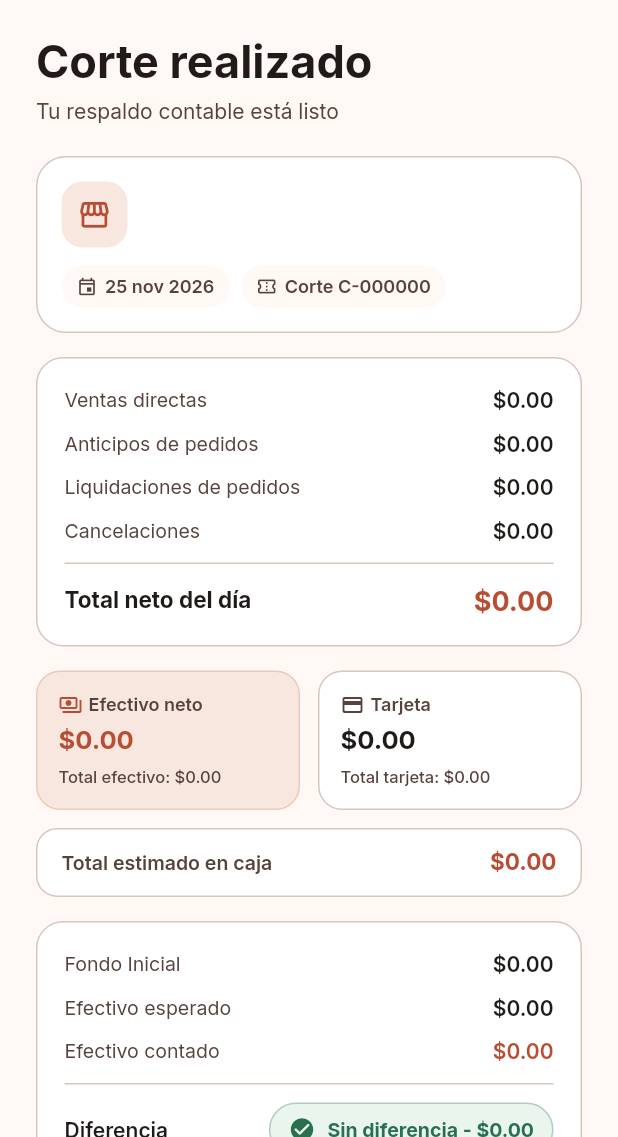
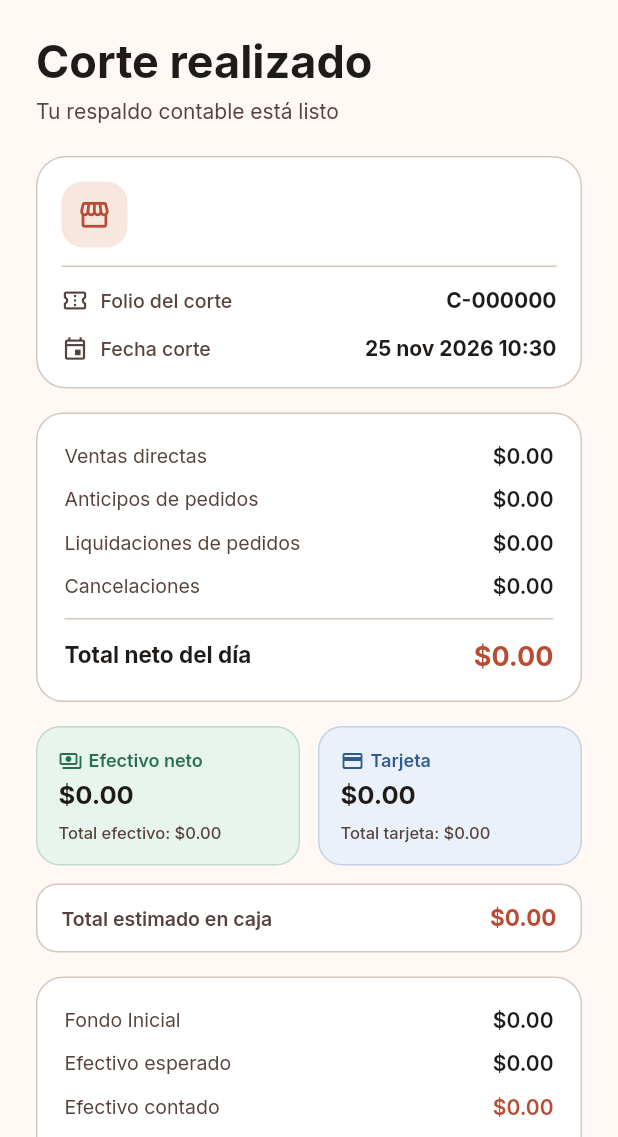
Before and after one commit to Punto-de-Venta-Ceramica/Frontend-Punto-de-Venta, a Flutter app: the CorteRealizadoPage screen opened directly with empty values, on a phone screen of 412 x 824 dp, the part 99-1236 px from its top. Run offline on Flutter 3.47's test engine with Material 3 defaults, Android fonts, the phone set to English and light mode, and no system bars; drawn by our look-alikes of toastification; our stand-ins replace cached_network_image, dropdown_search, flutter_cache_manager, flutter_image_compress, flutter_secure_storage, flutter_svg and 3 more; missing offline and left inert: app_badge_plus, file_saver, file_selector, print_bluetooth_thermal; accounts and stored records are empty.

Commit message:
feat: renueva la tarjeta del corte realizado y unifica colores de efectivo y tarjeta
La tarjeta muestra negocio, sucursal, folio, responsable y fecha con hora con etiquetas claras. Las tarjetas de efectivo y tarjeta usan verde y azul como el resto del corte y los reportes.

```diff
--- a/lib/features/corte_caja/infrastructure/adapters/inbound/flutter/corte_caja_widgets.dart
+++ b/lib/features/corte_caja/infrastructure/adapters/inbound/flutter/corte_caja_widgets.dart
@@ -341,25 +341,64 @@ class SucursalCorteCard extends StatelessWidget {
           ],
         ),
         const SizedBox(height: 12),
-        Wrap(
-          spacing: 8,
-          runSpacing: 8,
-          children: [
-            CortePastilla(
-              icono: Icons.event_outlined,
-              texto: formatFecha(fecha),
+        const Divider(height: 1, color: BarroTheme.border),
+        if (folioCorte != null)
+          _DatoCorte(
+            icono: Icons.confirmation_number_outlined,
+            etiqueta: 'Folio del corte',
+            valor: folioCorte!,
           ),
         if (usuarioNombre != null && usuarioNombre!.isNotEmpty)
-              CortePastilla(
+          _DatoCorte(
             icono: Icons.person_outline_rounded,
-                texto: usuarioNombre!,
+            etiqueta: 'Responsable',
+            valor: usuarioNombre!,
           ),
-            if (folioCorte != null)
-              CortePastilla(
-                icono: Icons.confirmation_number_outlined,
-                texto: 'Corte $folioCorte',
+        _DatoCorte(
+          icono: Icons.event_outlined,
+          etiqueta: 'Fecha corte',
+          valor: formatFechaHora(fecha),
         ),
       ],
+    ),
+  );
+}
+
+/// Fila "icono · etiqueta ........ valor" de la tarjeta del corte.
+class _DatoCorte extends StatelessWidget {
+  const _DatoCorte({
+    required this.icono,
+    required this.etiqueta,
+    required this.valor,
+  });
+
+  final IconData icono;
+  final String etiqueta;
+  final String valor;
+
+  @override
+  Widget build(BuildContext context) => Padding(
+    padding: const EdgeInsets.only(top: 12),
+    child: Row(
+      children: [
+        Icon(icono, size: 18, color: BarroTheme.secondary),
+        const SizedBox(width: 8),
+        Text(
+          etiqueta,
+          style: BarroTheme.type(
+            13,
+            18,
+            weight: FontWeight.w500,
+            color: BarroTheme.secondary,
+          ),
+        ),
+        const SizedBox(width: 12),
+        Expanded(
+          child: Text(
+            valor,
+            textAlign: TextAlign.end,
+            style: BarroTheme.type(14, 20, weight: FontWeight.w700),
+          ),
         ),
       ],
     ),
--- a/lib/features/corte_caja/infrastructure/adapters/inbound/flutter/corte_realizado_page.dart
+++ b/lib/features/corte_caja/infrastructure/adapters/inbound/flutter/corte_realizado_page.dart
@@ -120,114 +120,26 @@ class CorteRealizadoPage extends StatelessWidget {
                   Row(
                     children: [
                       Expanded(
-                        child: Container(
-                          padding: const EdgeInsets.all(14),
-                          decoration: BoxDecoration(
-                            color: corteSuave,
-                            borderRadius: BorderRadius.circular(16),
-                            border: Border.all(
-                              color: BarroTheme.primary.withValues(alpha: 0.2),
-                            ),
-                          ),
-                          child: Column(
-                            crossAxisAlignment: CrossAxisAlignment.start,
-                            children: [
-                              Row(
-                                children: [
-                                  const Icon(
-                                    Icons.payments_outlined,
-                                    size: 16,
-                                    color: BarroTheme.primary,
-                                  ),
-                                  const SizedBox(width: 4),
-                                  Text(
-                                    'Efectivo neto',
-                                    style: BarroTheme.type(
-                                      12,
-                                      16,
-                                      weight: FontWeight.w600,
-                                      color: BarroTheme.secondary,
-                                    ),
-                                  ),
-                                ],
-                              ),
-                              const SizedBox(height: 4),
-                              Text(
-                                formatDinero(corte.ventasEfectivo.subtotalNeto),
-                                style: BarroTheme.type(
-                                  17,
-                                  22,
-                                  weight: FontWeight.w700,
-                                  color: BarroTheme.primary,
-                                ),
-                              ),
-                              const SizedBox(height: 6),
-                              Text(
-                                'Total efectivo: ${formatDinero(corte.totalEfectivo)}',
-                                style: BarroTheme.type(
-                                  11,
-                                  15,
-                                  weight: FontWeight.w500,
-                                  color: BarroTheme.secondary,
-                                ),
-                              ),
-                            ],
-                          ),
+                        child: _MetodoNetoCard(
+                          etiqueta: 'Efectivo neto',
+                          icono: Icons.payments_outlined,
+                          color: corteVerde,
+                          fondo: corteVerdeSuave,
+                          neto: corte.ventasEfectivo.subtotalNeto,
+                          leyenda:
+                              'Total efectivo: ${formatDinero(corte.totalEfectivo)}',
                         ),
                       ),
                       const SizedBox(width: 12),
                       Expanded(
-                        child: Container(
-                          padding: const EdgeInsets.all(14),
-                          decoration: BoxDecoration(
-                            color: Colors.white,
-                            borderRadius: BorderRadius.circular(16),
-                            border: Border.all(color: BarroTheme.border),
-                          ),
-                          child: Column(
-                            crossAxisAlignment: CrossAxisAlignment.start,
-                            children: [
-                              Row(
-                                children: [
-                                  const Icon(
-                                    Icons.credit_card_rounded,
-                                    size: 16,
-                                    color: BarroTheme.secondary,
-                                  ),
-                                  const SizedBox(width: 4),
-                                  Text(
-                                    'Tarjeta',
-                                    style: BarroTheme.type(
-                                      12,
-                                      16,
-                                      weight: FontWeight.w600,
-                                      color: BarroTheme.secondary,
-                                    ),
-                                  ),
-                                ],
-                              ),
-                              const SizedBox(height: 4),
-                              Text(
-                                formatDinero(corte.ventasTarjeta.subtotalNeto),
-                                style: BarroTheme.type(
-                                  17,
-                                  22,
-                                  weight: FontWeight.w700,
-                                  color: BarroTheme.text,
-                                ),
-                              ),
-                              const SizedBox(height: 6),
-                              Text(
-                                'Total tarjeta: ${formatDinero(corte.totalTarjeta)}',
-                                style: BarroTheme.type(
-                                  11,
-                                  15,
-                                  weight: FontWeight.w500,
-                                  color: BarroTheme.secondary,
-                                ),
-                              ),
-                            ],
-                          ),
+                        child: _MetodoNetoCard(
+                          etiqueta: 'Tarjeta',
+                          icono: Icons.credit_card_rounded,
+                          color: corteAzul,
+                          fondo: corteAzulSuave,
+                          neto: corte.ventasTarjeta.subtotalNeto,
+                          leyenda:
+                              'Total tarjeta: ${formatDinero(corte.totalTarjeta)}',
                         ),
                       ),
                     ],
@@ -417,3 +329,73 @@ class CorteRealizadoPage extends StatelessWidget {
     ],
   );
 }
+
+/// Tarjeta de un método de pago (efectivo verde, tarjeta azul), igual que en
+/// el resto del corte y en reportes.
+class _MetodoNetoCard extends StatelessWidget {
+  const _MetodoNetoCard({
+    required this.etiqueta,
+    required this.icono,
+    required this.color,
+    required this.fondo,
+    required this.neto,
+    required this.leyenda,
+  });
+
+  final String etiqueta;
+  final IconData icono;
+  final Color color;
+  final Color fondo;
+  final double neto;
+  final String leyenda;
+
+  @override
+  Widget build(BuildContext context) => Container(
+    padding: const EdgeInsets.all(14),
+    decoration: BoxDecoration(
+      color: fondo,
+      borderRadius: BorderRadius.circular(16),
+      border: Border.all(color: color.withValues(alpha: 0.2)),
+    ),
+    child: Column(
+      crossAxisAlignment: CrossAxisAlignment.start,
+      children: [
+        Row(
+          children: [
+            Icon(icono, size: 16, color: color),
+            const SizedBox(width: 4),
+            Text(
+              etiqueta,
+              style: BarroTheme.type(
+                12,
+                16,
+                weight: FontWeight.w600,
+                color: color,
+              ),
+            ),
+          ],
+        ),
+        const SizedBox(height: 4),
+        Text(
+          formatDinero(neto),
+          style: BarroTheme.type(
+            17,
+            22,
+            weight: FontWeight.w700,
+            color: BarroTheme.text,
+          ),
+        ),
+        const SizedBox(height: 6),
+        Text(
+          leyenda,
+          style: BarroTheme.type(
+            11,
+            15,
+            weight: FontWeight.w500,
+            color: BarroTheme.secondary,
+          ),
+        ),
+      ],
+    ),
+  );
+}
```
Lines whose indentation alone changed are shown as unchanged.
